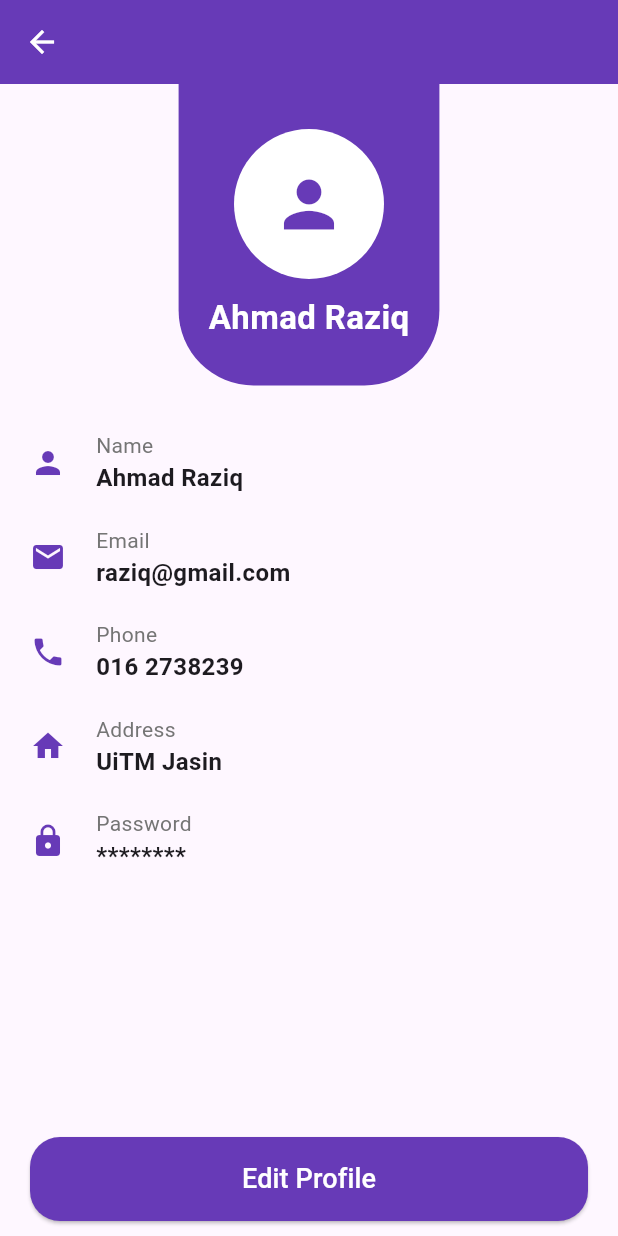
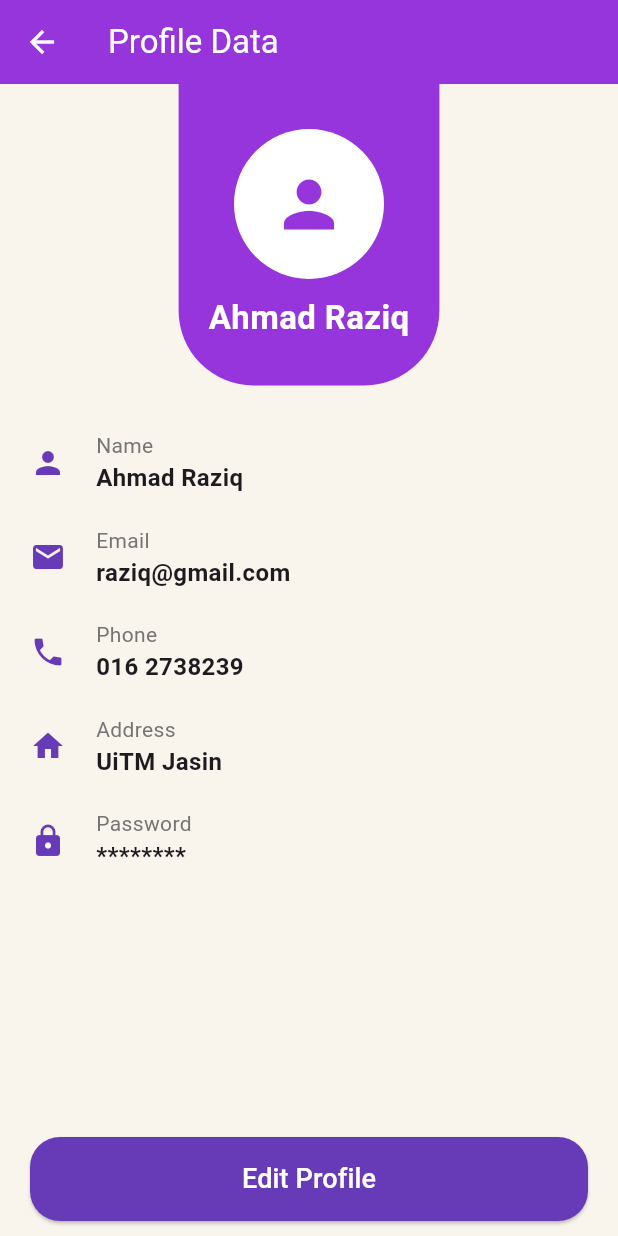
Before and after one commit to Mazri02/HospitalTracker, a Flutter app: the screen it shows after launch, after a tap on "Login", after a tap on the "gps fixed" icon, after a tap on "Profile", on a phone screen of 412 x 824 dp. Run offline on Flutter 3.47's test engine with Material 3 defaults, Android fonts, the phone set to English and light mode, and no system bars; our stand-ins replace flutter_map, gap, im_stepper, latlong2, location; network calls fail.

Commit message:
Stage 1: Interface Update

```diff
--- a/mobile_frontend/lib/main.dart
+++ b/mobile_frontend/lib/main.dart
@@ -1,8 +1,9 @@
 import 'package:flutter/material.dart';
 import 'package:mobile_frontend/views/home.dart';
-import 'package:mobile_frontend/views/register.dart';
+// import 'package:mobile_frontend/views/register.dart';
 
 import 'views/login.dart';
+import 'views/register.dart';
 
 void main() {
   runApp(const MyApp());
--- a/mobile_frontend/lib/utils/navigator.dart
+++ b/mobile_frontend/lib/utils/navigator.dart
@@ -1,5 +1,7 @@
 import 'package:flutter/material.dart';
-import 'package:mobile_frontend/views/register.dart';
+
+import '../views/register.dart';
+// import 'package:mobile_frontend/views/register.dart';
 
 class toNavigate {
   static void gotoLogin(BuildContext context) {
--- a/mobile_frontend/lib/views/home.dart
+++ b/mobile_frontend/lib/views/home.dart
@@ -9,7 +9,7 @@ import 'package:mobile_frontend/views/profile.dart';
 import 'package:mobile_frontend/widget/balancedgridmenu.dart';
 import 'package:mobile_frontend/widget/largelisttile.dart';
 import '../widget/yes_no_dialog.dart';
-import 'package:latlong2/latlong.dart';
+// import 'package:latlong2/latlong.dart';
 import 'package:http/http.dart' as http;
 
 class HomeScreen extends StatefulWidget {
@@ -53,7 +53,8 @@ class _HomeScreenState extends State<HomeScreen> {
       List<Widget> widgets = [];
 
       for (int i = 0; i < data.length; i++) {
-        widgets.add(LargeListTile(
+        widgets.add(
+          LargeListTile(
             leading: Icon(Icons.location_city),
             title: Text(data[i]["HospitalAddress"]),
             subtitle: Text('Hospital Name: ' + data[i]["HospitalName"] + ''),
@@ -79,7 +80,9 @@ class _HomeScreenState extends State<HomeScreen> {
                 ),
               );
             },
-        ));
+            backgroundColor: Color.fromARGB(255, 255, 220, 180),
+          ),
+        );
       }
 
       return Column(children: widgets);
@@ -91,10 +94,10 @@ class _HomeScreenState extends State<HomeScreen> {
   @override
   Widget build(BuildContext context) {
     return Scaffold(
-      backgroundColor: const Color.fromARGB(255, 253, 250, 245),
+      backgroundColor: const Color.fromARGB(255, 249, 244, 236),
       appBar: AppBar(
-        toolbarHeight: MediaQuery.of(context).size.height * 0.12,
-        backgroundColor: Colors.transparent,
+        toolbarHeight: MediaQuery.of(context).size.height * 0.15,
+        backgroundColor: const Color.fromARGB(255, 249, 244, 236),
         elevation: 0.0,
         flexibleSpace: ClipRRect(
           borderRadius: const BorderRadius.only(
@@ -104,21 +107,26 @@ class _HomeScreenState extends State<HomeScreen> {
             topRight: Radius.zero,
           ),
           child: Container(
-            color: const Color.fromARGB(255, 221, 199, 237),
+            color: const Color.fromARGB(255, 150, 53, 220),
             child: const Padding(
               padding: EdgeInsets.symmetric(horizontal: 40, vertical: 25),
               child: Column(
-                mainAxisAlignment: MainAxisAlignment.start,
+                mainAxisAlignment: MainAxisAlignment.center,
                 crossAxisAlignment: CrossAxisAlignment.start,
                 children: [
                   Text(
-                    "Welcome Muhammad Alif Iskandar,",
-                    style: TextStyle(fontWeight: FontWeight.bold),
+                    "Welcome {Username},",
+                    style: TextStyle(
+                        fontWeight: FontWeight.bold, color: Colors.white),
                   ),
                   Gap(10),
                   Text(
                     "Hospital Tracker Application",
-                    style: TextStyle(fontWeight: FontWeight.bold, fontSize: 25),
+                    style: TextStyle(
+                      fontWeight: FontWeight.bold,
+                      fontSize: 25,
+                      color: Colors.white,
+                    ),
                   ),
                 ],
               ),
@@ -134,8 +142,13 @@ class _HomeScreenState extends State<HomeScreen> {
             mainAxisAlignment: MainAxisAlignment.start,
             crossAxisAlignment: CrossAxisAlignment.start,
             children: [
-              BalancedGridView(
-                columnCount: 3,
+              Container(
+                decoration: BoxDecoration(
+                  borderRadius: BorderRadius.circular(10),
+                  color: Color.fromARGB(255, 255, 220, 180),
+                ),
+                child: BalancedGridView(
+                  columnCount: 4,
                   children: [
                     MenuCardSmallTile(
                       imageLink: 'assets/icons/profile.png',
@@ -143,9 +156,14 @@ class _HomeScreenState extends State<HomeScreen> {
                       nextScreen: (context) => ProfilePage(),
                     ),
                     MenuCardSmallTile(
-                    imageLink: 'assets/icons/profile.png',
+                      imageLink: 'assets/icons/mapinsert.png',
                       label: 'Maps Insert',
                       nextScreen: (context) => MapsForm(edit: true),
+                    ),
+                    MenuCardSmallTile(
+                      imageLink: 'assets/icons/aboutproject.png',
+                      label: 'About',
+                      nextScreen: (context) => Container(),
                     ),
                     MenuCardSmallTile(
                       imageLink: 'assets/icons/logout.png',
@@ -154,6 +172,7 @@ class _HomeScreenState extends State<HomeScreen> {
                       logout: true,
                     ),
                   ],
+                ),
               ),
               const Gap(20),
               const Text(
@@ -167,8 +186,9 @@ class _HomeScreenState extends State<HomeScreen> {
                 subtitle: const Text('Location Name: {location}'),
                 overline: Text(locationMessage),
                 trailing: CircleAvatar(
-                  backgroundColor: Color.fromARGB(255, 221, 199, 237),
+                  backgroundColor: Color.fromARGB(255, 150, 53, 220),
                   child: IconButton(
+                    color: Colors.white,
                     onPressed: () {
                       setState(() {
                         _checkLocationPermission();
@@ -177,6 +197,7 @@ class _HomeScreenState extends State<HomeScreen> {
                     icon: const Icon(Icons.gps_fixed),
                   ),
                 ),
+                backgroundColor: Color.fromARGB(255, 255, 220, 180),
               ),
               const Gap(20),
               const Text(
--- a/mobile_frontend/lib/views/login.dart
+++ b/mobile_frontend/lib/views/login.dart
@@ -1,60 +1,63 @@
 import 'package:flutter/material.dart';
+import 'package:gap/gap.dart';
 import 'package:mobile_frontend/utils/navigator.dart';
-import 'package:mobile_frontend/views/home.dart';
-import 'package:mobile_frontend/views/register.dart'; // Import the register page
+import 'package:mobile_frontend/widget/customButton.dart';
+import 'package:mobile_frontend/widget/fieldbox.dart';
+
+import '../utils/validator.dart'; // Import the register page
 
 class LoginPage extends StatelessWidget {
   @override
   Widget build(BuildContext context) {
     return Scaffold(
-      appBar: AppBar(
-        title: Text('Patient Login'),
+      body: Padding(
+        padding: const EdgeInsets.symmetric(horizontal: 20, vertical: 20),
+        child: Container(
+          decoration: BoxDecoration(
+            borderRadius: BorderRadius.circular(15),
+            color: const Color.fromARGB(255, 150, 53, 220),
           ),
-      body: Padding(
-        padding: const EdgeInsets.all(16.0),
           child: Column(
             mainAxisAlignment: MainAxisAlignment.center,
-          children: <Widget>[
-            TextField(
-              decoration: InputDecoration(
-                labelText: 'Email',
-                border: OutlineInputBorder(),
+            children: [
+              ClipRRect(
+                borderRadius: BorderRadius.circular(10),
+                child: Image(
+                  width: 300,
+                  image: AssetImage('assets/images/hospital-logo.png'),
                 ),
               ),
-            SizedBox(height: 16.0),
-            TextField(
+              Gap(20),
+              FieldBox(
+                label: 'Email',
+                validator: Validator.validateEmailAddress,
+                onChanged: (value) {},
+              ),
+              Gap(20),
+              FieldBox(
+                label: 'Password',
+                validator: Validator.validatePassword,
                 obscureText: true,
-              decoration: InputDecoration(
-                labelText: 'Password',
-                border: OutlineInputBorder(),
+                onChanged: (value) {},
               ),
-            ),
-            SizedBox(height: 16.0),
-            ElevatedButton(
+              Gap(40),
+              SubmitButton(
                 onPressed: () {
                   toNavigate.gotoHome(context);
                 },
-              child: Text('Login'),
+                text: 'Login',
+                color: Colors.deepPurple,
               ),
-            SizedBox(height: 16.0),
-            ElevatedButton(
-              onPressed: () {
-                Navigator.push(
-                  context,
-                  MaterialPageRoute(builder: (context) => RegisterPage()),
-                );
-              },
-              child: Text('Register'),
+              Gap(20),
+              NextButton(
+                valueColor: 0xFF637AB7,
+                routeName: '/register',
+                nameButton: 'Register',
               ),
             ],
+          ),
         ),
       ),
     );
   }
 }
-
-void main() {
-  runApp(MaterialApp(
-    home: LoginPage(),
-  ));
-}
--- a/mobile_frontend/lib/views/mapsInsert.dart
+++ b/mobile_frontend/lib/views/mapsInsert.dart
@@ -3,7 +3,7 @@ import 'package:flutter_map/flutter_map.dart';
 import 'package:latlong2/latlong.dart';
 import 'package:http/http.dart' as http;
 import 'package:mobile_frontend/widget/yes_no_dialog.dart';
-import 'package:nominatim_flutter/nominatim_flutter.dart';
+// import 'package:nominatim_flutter/nominatim_flutter.dart';
 import 'dart:convert';
 
 class MapsForm extends StatefulWidget {
@@ -13,7 +13,15 @@ class MapsForm extends StatefulWidget {
   final String? hospitalAddress;
   final String? hospitalName;
   final bool? edit;
- const MapsForm({ Key? key, this.hospitalID, this.hospitalLang, this.hospitalLong, this.hospitalAddress, this.hospitalName, this.edit}) : super(key: key);
+  const MapsForm(
+      {Key? key,
+      this.hospitalID,
+      this.hospitalLang,
+      this.hospitalLong,
+      this.hospitalAddress,
+      this.hospitalName,
+      this.edit})
+      : super(key: key);
 
   @override
   State<MapsForm> createState() => MapsFormState();
@@ -27,20 +35,21 @@ class MapsFormState extends State<MapsForm> {
   final MapController _mapController = MapController();
 
   Future<void> fetchLocation(String query) async {
-    final String url = 'https://nominatim.openstreetmap.org/search?q=$query&format=json';
+    final String url =
+        'https://nominatim.openstreetmap.org/search?q=$query&format=json';
     final response = await http.get(Uri.parse(url));
 
     if (response.statusCode == 200) {
       final List data = json.decode(response.body);
-      if(!data.isEmpty){
+      if (!data.isEmpty) {
         setState(() {
-          _center = LatLng(double.parse(data[0]["lat"]), double.parse(data[0]["lon"]));
+          _center = LatLng(
+              double.parse(data[0]["lat"]), double.parse(data[0]["lon"]));
           LocationController.text = data[0]["display_name"];
           _mapController.move(_center, 16.0);
 
           _markers.clear();
-          _markers.add(
-            Marker(
+          _markers.add(Marker(
               width: 80.0,
               height: 80.0,
               point: _center,
@@ -50,9 +59,7 @@ class MapsFormState extends State<MapsForm> {
                       color: Colors.red,
                       size: 40.0,
                     ),
-              )
-            )
-          );
+                  )));
 
           print(_center);
         });
@@ -71,22 +78,20 @@ class MapsFormState extends State<MapsForm> {
       throw Exception('Failed to load CSRF token');
     }
 
-    final res = await http.post(
-      Uri.parse('http://localhost:8000/api/DeleteLocation'),
+    final res =
+        await http.post(Uri.parse('http://localhost:8000/api/DeleteLocation'),
             headers: {
-        'Content-Type' : 'application/json; charset=UTF-8',
-        'X-CSRF-TOKEN' : token,
+              'Content-Type': 'application/json; charset=UTF-8',
+              'X-CSRF-TOKEN': token,
             },
-      body: jsonEncode({
-        'LocationID' : widget.hospitalID
-      })
-    );
+            body: jsonEncode({'LocationID': widget.hospitalID}));
 
-     if(res.statusCode == 200){
+    if (res.statusCode == 200) {
       showYesNoDialog(
         context: context,
         title: "Location has been deleted",
-        message: "The selected location has been deleted, Please Return to the Home Page",
+        message:
+            "The selected location has been deleted, Please Return to the Home Page",
         positiveButton: "Close",
       );
     } else {
@@ -99,7 +104,8 @@ class MapsFormState extends State<MapsForm> {
   }
 
   Future<String> getDisplayName(LatLng point) async {
-    final String url = 'https://nominatim.openstreetmap.org/reverse?format=json&lat=${point.latitude}&lon=${point.longitude}&zoom=18&addressdetails=1';
+    final String url =
+        'https://nominatim.openstreetmap.org/reverse?format=json&lat=${point.latitude}&lon=${point.longitude}&zoom=18&addressdetails=1';
 
     try {
       final response = await http.get(Uri.parse(url));
@@ -120,14 +126,13 @@ class MapsFormState extends State<MapsForm> {
     }
   }
 
-  void TapLocation (LatLng point) async {
+  void TapLocation(LatLng point) async {
     LocationController.text = await getDisplayName(point);
     setState(() {
       _center = point;
       _mapController.move(_center, 16.0);
       _markers.clear();
-        _markers.add(
-          Marker(
+      _markers.add(Marker(
           width: 80.0,
           height: 80.0,
           point: _center,
@@ -137,9 +142,7 @@ class MapsFormState extends State<MapsForm> {
                   color: Colors.red,
                   size: 40.0,
                 ),
-            )
-          )
-        );
+              )));
 
       print(_center);
     });
@@ -156,25 +159,25 @@ class MapsFormState extends State<MapsForm> {
       throw Exception('Failed to load CSRF token');
     }
 
-    final res = await http.post(
-      Uri.parse('http://localhost:8000/api/RegisterLocation'),
+    final res =
+        await http.post(Uri.parse('http://localhost:8000/api/RegisterLocation'),
             headers: {
-        'Content-Type' : 'application/json; charset=UTF-8',
-        'X-CSRF-TOKEN' : token,
+              'Content-Type': 'application/json; charset=UTF-8',
+              'X-CSRF-TOKEN': token,
             },
             body: jsonEncode({
-        'HospitalLang' : _center.latitude,
-        'HospitalLong' : _center.longitude,
-        'HospitalAddress' : display,
-        'HospitalName' : NameController.text,
-      })
-    );
+              'HospitalLang': _center.latitude,
+              'HospitalLong': _center.longitude,
+              'HospitalAddress': display,
+              'HospitalName': NameController.text,
+            }));
 
-    if(res.statusCode == 200){
+    if (res.statusCode == 200) {
       showYesNoDialog(
         context: context,
         title: "Location has been sent",
-        message: "The specified location has been marked on the map, Thank You for your Contribution.",
+        message:
+            "The specified location has been marked on the map, Thank You for your Contribution.",
         positiveButton: "Close",
       );
     } else {
@@ -190,13 +193,12 @@ class MapsFormState extends State<MapsForm> {
   void initState() {
     // TODO: implement initState
     super.initState();
-    if(widget.edit == false){
+    if (widget.edit == false) {
       _center = LatLng(widget.hospitalLang!, widget.hospitalLong!);
       LocationController.text = widget.hospitalAddress!;
       NameController.text = widget.hospitalName!;
 
-      _markers.add(
-        Marker(
+      _markers.add(Marker(
           width: 80.0,
           height: 80.0,
           point: _center,
@@ -206,17 +208,27 @@ class MapsFormState extends State<MapsForm> {
                   color: Colors.red,
                   size: 40.0,
                 ),
-          )
-        )
-      );
+              )));
     }
   }
 
   @override
   Widget build(BuildContext context) {
     return Scaffold(
+      backgroundColor: const Color.fromARGB(255, 249, 244, 236),
       appBar: AppBar(
-        title: Text('Insert Hospital Location'),
+        backgroundColor: const Color.fromARGB(255, 150, 53, 220),
+        elevation: 0,
+        title: Text(
+          'Insert Hospital Location',
+          style: TextStyle(color: Colors.white),
+        ),
+        leading: IconButton(
+          icon: Icon(Icons.arrow_back, color: Colors.white),
+          onPressed: () {
+            Navigator.pop(context);
+          },
+        ),
       ),
       body: SingleChildScrollView(
         physics: BouncingScrollPhysics(),
@@ -225,22 +237,21 @@ class MapsFormState extends State<MapsForm> {
           child: Column(
             children: [
               Container(
-                  height: MediaQuery.of(context).size.height*0.5,
+                height: MediaQuery.of(context).size.height * 0.5,
                 child: FlutterMap(
                   mapController: _mapController,
                   options: MapOptions(
                       center: _center,
                       zoom: 16.0,
-                      onTap: (tapPosition,point){
+                      onTap: (tapPosition, point) {
                         TapLocation(point);
                         print(tapPosition);
-                      }
-                    ),
+                      }),
                   children: [
                     TileLayer(
-                        urlTemplate: 'https://tile.openstreetmap.org/{z}/{x}/{y}.png',
-                        userAgentPackageName: 'com.example.app'
-                      ),
+                        urlTemplate:
+                            'https://tile.openstreetmap.org/{z}/{x}/{y}.png',
+                        userAgentPackageName: 'com.example.app'),
                     MarkerLayer(
                       markers: _markers,
                     )
@@ -254,79 +265,77 @@ class MapsFormState extends State<MapsForm> {
                     crossAxisAlignment: CrossAxisAlignment.start,
                     children: [
                       Padding(
-                          padding: EdgeInsets.only(top:10,bottom: 10),
+                        padding: EdgeInsets.only(top: 10, bottom: 10),
                         child: TextField(
                           enabled: widget.edit,
                           controller: LocationController,
                           decoration: InputDecoration(
                               suffixIcon: GestureDetector(
-                                onTap: (){
+                                  onTap: () {
                                     fetchLocation(LocationController.text);
                                   },
-                                child: Icon(Icons.search)
-                              ),
-                              labelText: "Hospital Location"
-                            ),
+                                  child: Icon(Icons.search)),
+                              labelText: "Hospital Location"),
                           onChanged: (value) {
                             state.didChange(value);
                           },
                         ),
                       ),
                       Padding(
-                          padding: EdgeInsets.only(top:10,bottom: 10),
+                        padding: EdgeInsets.only(top: 10, bottom: 10),
                         child: TextField(
                           controller: NameController,
                           enabled: widget.edit,
-                            decoration: InputDecoration(
-                              labelText: "Hospital Name"
-                            ),
+                          decoration:
+                              InputDecoration(labelText: "Hospital Name"),
                           onChanged: (value) {
                             state.didChange(value);
                           },
                         ),
                       ),
                       Padding(
-                          padding: EdgeInsets.only(top:10,bottom: 10),
+                          padding: EdgeInsets.only(top: 10, bottom: 10),
                           child: SizedBox(
                             width: double.infinity,
-                            child: widget.edit! ? ElevatedButton(
+                            child: widget.edit!
+                                ? ElevatedButton(
                                     style: ElevatedButton.styleFrom(
                                       foregroundColor: Colors.white,
-                                padding: EdgeInsets.symmetric(vertical: 20),
+                                      padding:
+                                          EdgeInsets.symmetric(vertical: 20),
                                       backgroundColor: Colors.blue,
                                       shape: RoundedRectangleBorder(
-                                  borderRadius: BorderRadius.circular(8)
-                                ),
+                                          borderRadius:
+                                              BorderRadius.circular(8)),
                                     ),
                                     child: Text("Submit"),
-                              onPressed: (){
+                                    onPressed: () {
                                       StoreInformation();
                                     },
-                            ) :
-                            ElevatedButton(
+                                  )
+                                : ElevatedButton(
                                     style: ElevatedButton.styleFrom(
                                       foregroundColor: Colors.white,
-                                padding: EdgeInsets.symmetric(vertical: 20),
+                                      padding:
+                                          EdgeInsets.symmetric(vertical: 20),
                                       backgroundColor: Colors.red,
                                       shape: RoundedRectangleBorder(
-                                  borderRadius: BorderRadius.circular(8)
-                                ),
+                                          borderRadius:
+                                              BorderRadius.circular(8)),
                                     ),
                                     child: Text("Delete Location"),
-                              onPressed: (){
+                                    onPressed: () {
                                       DeleteInformation();
                                     },
                                   ),
-                          )
-                        ),
+                          )),
                     ],
                   );
                 },
                 validator: (value) {
                   return value != null ? 'This field is required' : null;
                 },
-                )
-              )
+              ))
             ],
           ),
         ),
--- a/mobile_frontend/lib/views/profile.dart
+++ b/mobile_frontend/lib/views/profile.dart
@@ -4,9 +4,14 @@ class ProfilePage extends StatelessWidget {
   @override
   Widget build(BuildContext context) {
     return Scaffold(
+      backgroundColor: const Color.fromARGB(255, 249, 244, 236),
       appBar: AppBar(
-        backgroundColor: Colors.deepPurple,
+        backgroundColor: const Color.fromARGB(255, 150, 53, 220),
         elevation: 0,
+        title: Text(
+          'Profile Data',
+          style: TextStyle(color: Colors.white),
+        ),
         leading: IconButton(
           icon: Icon(Icons.arrow_back, color: Colors.white),
           onPressed: () {
@@ -19,7 +24,7 @@ class ProfilePage extends StatelessWidget {
           // Header Section
           Container(
             decoration: BoxDecoration(
-              color: Colors.deepPurple,
+              color: const Color.fromARGB(255, 150, 53, 220),
               borderRadius: BorderRadius.only(
                 bottomLeft: Radius.circular(50),
                 bottomRight: Radius.circular(50),
@@ -34,7 +39,7 @@ class ProfilePage extends StatelessWidget {
                   child: Icon(
                     Icons.person,
                     size: 50,
-                    color: Colors.deepPurple,
+                    color: const Color.fromARGB(255, 150, 53, 220),
                   ),
                 ),
                 SizedBox(height: 10),
--- a/mobile_frontend/lib/widget/customButton.dart
+++ b/mobile_frontend/lib/widget/customButton.dart
@@ -5,14 +5,14 @@ class NextButton extends StatefulWidget {
     super.key,
     this.child,
     required this.valueColor,
-    this.nameButton,
+    required this.nameButton,
     required this.routeName,
   });
 
   final Widget? child;
   final String routeName;
   final int valueColor;
-  final String? nameButton;
+  final String nameButton;
 
   @override
   State<NextButton> createState() => _NextButtonState();
@@ -40,7 +40,7 @@ class _NextButtonState extends State<NextButton> {
         Navigator.pushNamed(context, widget.routeName);
       },
       child: Text(
-        widget.nameButton!.toUpperCase(),
+        widget.nameButton,
         style: const TextStyle(
           fontSize: 14,
           color: Colors.white,
```
Also changed, not shown: mobile_frontend/assets/icons/Typography Design.png (added), mobile_frontend/assets/icons/aboutproject.png (added), mobile_frontend/assets/icons/mapinsert.png (added), mobile_frontend/assets/images/hospital-logo.png (added). Lines whose indentation alone changed are shown as unchanged.
